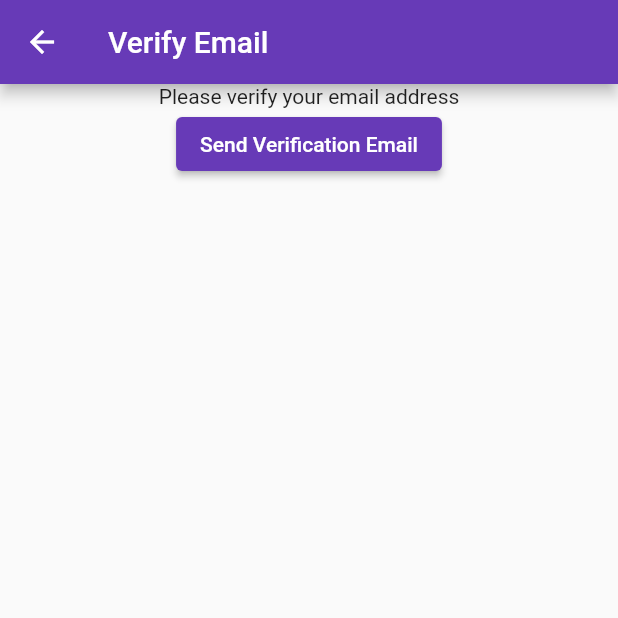
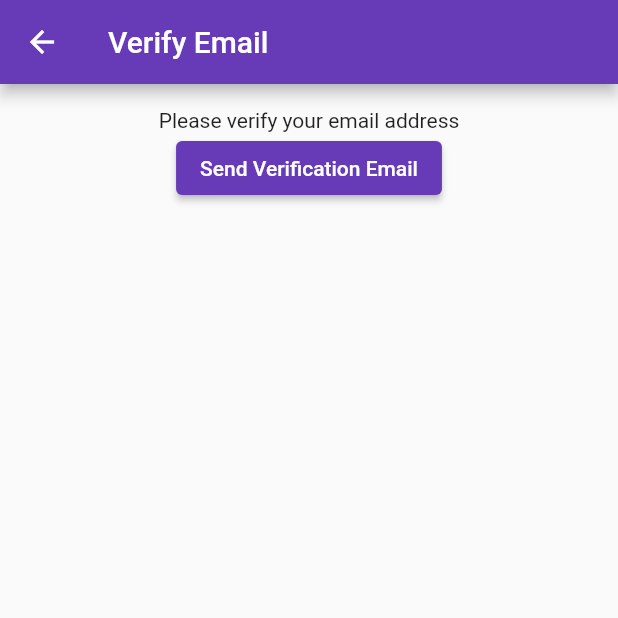
Before and after one commit to ShlokBharadwaj/no-notes, a Flutter app: the VerifyEmailView screen opened directly, on a phone screen of 412 x 824 dp, the top half of it. Run offline on Flutter 3.47's test engine with Material 2 defaults, Android fonts, the light colour scheme and no system bars; our stand-ins replace firebase_auth, firebase_core; accounts and stored records are empty; generated files the repository leaves out were written again.

Commit message:
Update: Padding for email verification

```diff
--- a/lib/main.dart
+++ b/lib/main.dart
@@ -67,11 +67,14 @@ class VerifyEmailView extends StatefulWidget {
 class _VerifyEmailViewState extends State<VerifyEmailView> {
   @override
   Widget build(BuildContext context) {
-    return Scaffold(
+    return Padding(
+      padding: const EdgeInsets.fromLTRB(0, 0, 0, 0),
+      child: Scaffold(
         appBar: AppBar(title: const Text("Verify Email")),
         body: Center(
           child: Column(
             children: [
+              const SizedBox(height: 16),
               const Center(child: Text("Please verify your email address")),
               ElevatedButton(
                 onPressed: () async {
@@ -83,6 +86,7 @@ class _VerifyEmailViewState extends State<VerifyEmailView> {
             ],
           ),
         ),
+      ),
     );
   }
 }
```
Lines whose indentation alone changed are shown as unchanged.
